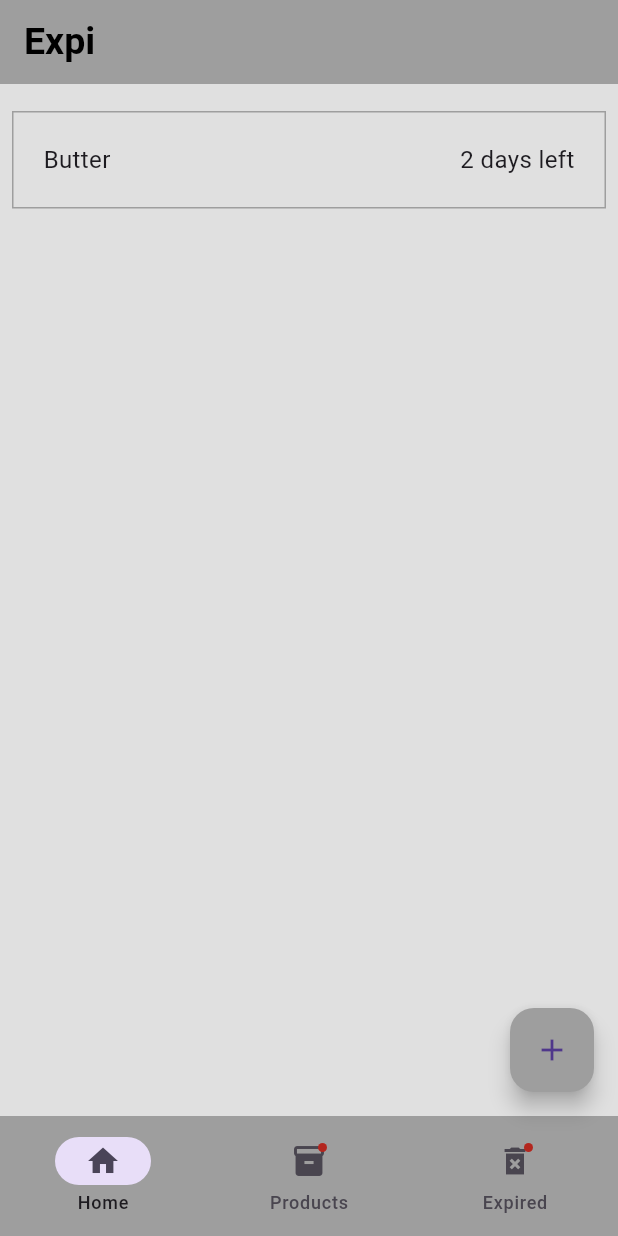
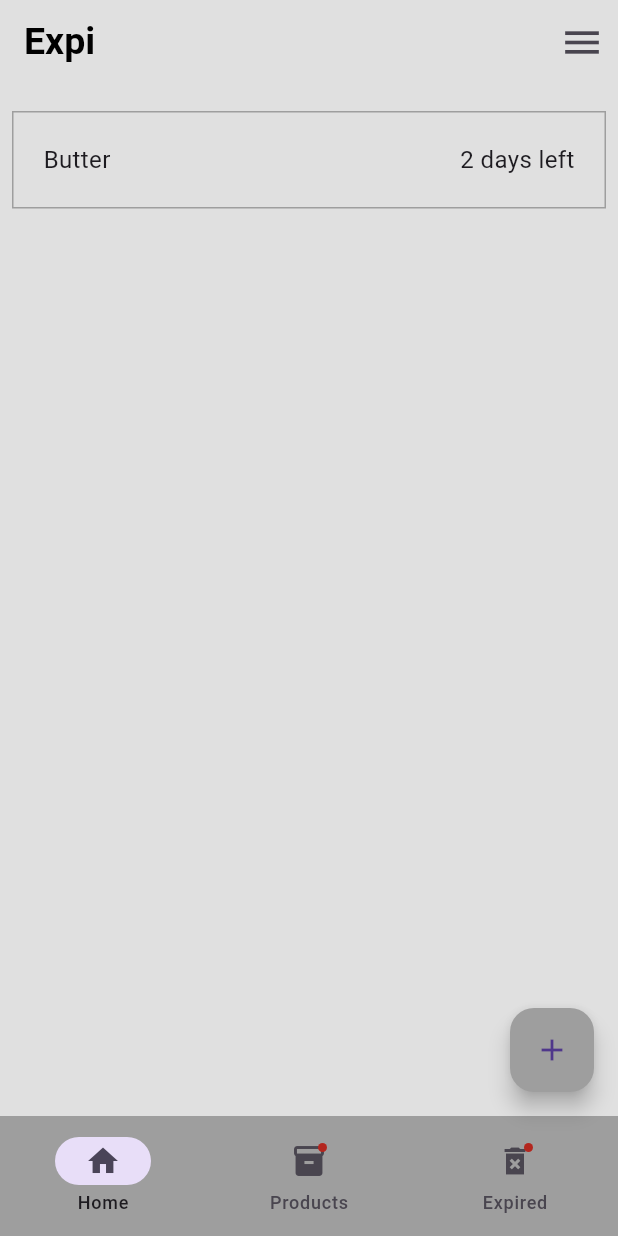
Before and after one commit to yadrielsamir/Expi, a Flutter app: the screen it shows after launch, on a phone screen of 412 x 824 dp. Run offline on Flutter 3.47's test engine with Material 3 defaults, Android fonts, the phone set to English and light mode, and no system bars; our stand-ins replace flutter_typeahead, table_calendar.

```diff
--- a/lib/core/util/dialogBox.dart
+++ b/lib/core/util/dialogBox.dart
@@ -69,6 +69,9 @@ class _DialogBoxState extends State<DialogBox> {
             ),
             Flexible(
               child: TableCalendar(
+                  onPageChanged: (focusedDay) {
+                    _focusedDay = focusedDay;
+                  },
                   focusedDay: today,
                   firstDay: DateTime.utc(2010, 10, 16),
                   lastDay: DateTime.utc(2030, 10, 14),
@@ -77,6 +80,7 @@ class _DialogBoxState extends State<DialogBox> {
                     setState(() {
                       _selectedDay = selectedDay;
                       _focusedDay = focusedDay;
+                      widget.onDateSelected(_selectedDay);
                     });
                   }),
             ),
@@ -86,7 +90,6 @@ class _DialogBoxState extends State<DialogBox> {
                 // save button
                 MyButton(buttonName: "Save", onPressed: (){
                   widget.onSave();
-                  widget.onDateSelected(_selectedDay);
                 }),
 
                 const SizedBox(width: 8),
--- a/lib/features/presentation/pages/Home.dart
+++ b/lib/features/presentation/pages/Home.dart
@@ -27,8 +27,7 @@ class _HomePageState extends State<HomePage> {
     }
     else {
       setState(() {
-        showingProducts.add(Product(
-            name: _controller.text, expirationDate: productService.productDate(_selectedDate!)));
+        showingProducts.add(Product(name: _controller.text, expirationDate: productService.productDate(_selectedDate!)));
         if (!productService.productInList(_controller.text)) {
           productService.addProduct(Product(name: _controller.text, expirationDate: productService.productDate(_selectedDate!)));
         }
@@ -38,15 +37,15 @@ class _HomePageState extends State<HomePage> {
     }
   }
 
-  void addNewProduct(){
+  void addNewProduct() {
     showDialog(context: context, builder: (context){
       return DialogBox(
         controller: _controller,
-        onSave: saveNewProduct,
-        onCancel: () => Navigator.of(context).pop(),
         onDateSelected: (selectedDate){
           _selectedDate = selectedDate;
         },
+        onSave: saveNewProduct,
+        onCancel: () => Navigator.of(context).pop(),
       );
     });
   }
@@ -56,6 +55,13 @@ class _HomePageState extends State<HomePage> {
     return Scaffold(
       backgroundColor: Colors.grey[300],
       appBar: AppBar(
+        actions: [
+        IconButton(
+          icon: const Icon(Icons.menu, size: 30,),
+          onPressed: () {
+
+          }),
+        ],
         title: const Row(
           children: [
             Text(
@@ -68,7 +74,7 @@ class _HomePageState extends State<HomePage> {
             ),
           ],
         ),
-        backgroundColor: Colors.grey,
+        backgroundColor: Colors.grey[300]
       ),
       floatingActionButton: FloatingActionButton(
         onPressed: addNewProduct,
--- a/lib/features/services/productService.dart
+++ b/lib/features/services/productService.dart
@@ -26,6 +26,11 @@ class ProductService {
    }
 
    int productDate(DateTime date){
+    print('$date');
+    print('${DateTime.now()}');
+    print('${DateTime.now().difference(date)}');
+    print('${date.difference(DateTime.now()).inHours}');
+
     return date.difference(DateTime.now()).inDays;
    }
 
```
